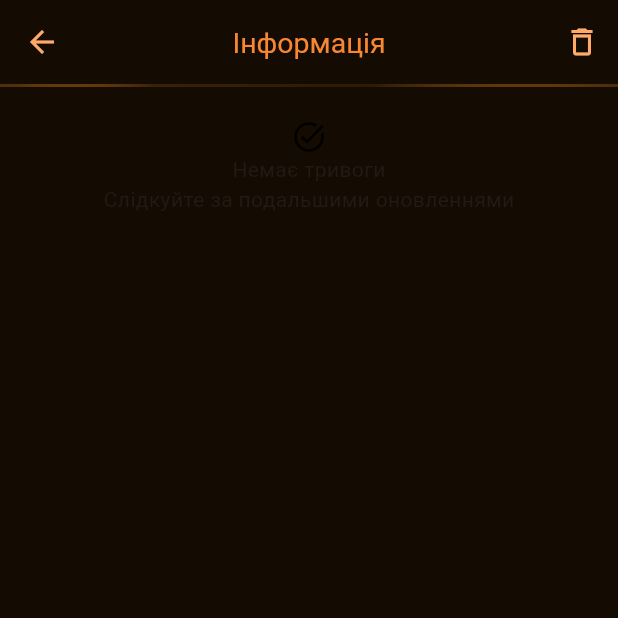
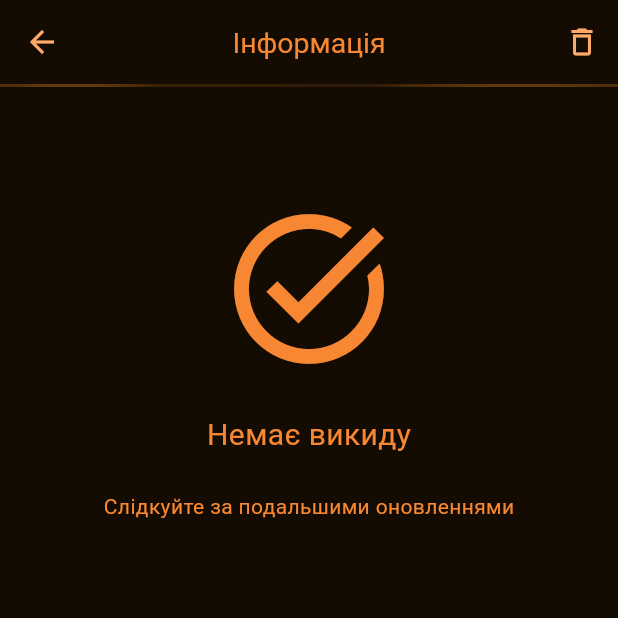
Before and after one commit to AndrewMar007/stalk_alarm, a Flutter app: the RaionsInfoPage screen opened directly with empty values, on a phone screen of 412 x 824 dp, the top half of it. Run offline on Flutter 3.47's test engine with Material 3 defaults, Android fonts, the phone set to English and light mode, and no system bars; our stand-ins replace dio, equatable, firebase_core, firebase_messaging, flutter_bloc, flutter_local_notifications and 7 more; accounts and stored records are empty; generated files the repository leaves out were written again; network calls fail.

Commit message:
raions_info_update

```diff
--- a/lib/view/screens/raions/raions_info_page.dart
+++ b/lib/view/screens/raions/raions_info_page.dart
@@ -40,7 +40,11 @@
 );
 
 class _RaionsInfoPageState extends State<RaionsInfoPage> {
-
+  String _titleOfUnit(SavedAdminUnit u) {
+    if (u.hromadaTitle != null) return u.hromadaTitle!;
+    if (u.raionTitle != null) return u.raionTitle!;
+    return u.oblastTitle;
+  }
 
   final storage = SavedAdminUnitsStorage();
   @override
@@ -54,13 +58,13 @@
         actions: [
           IconButton(
             onPressed: () async {
-             if(widget.unit.raionUid != null){
+              if (widget.unit.raionUid != null) {
                 await FirebaseMessaging.instance.unsubscribeFromTopic(
                   widget.unit.raionUid!,
                 );
                 debugPrint('❌ unsubscribed to ${widget.unit.raionUid}');
                 await storage.remove(widget.unit);
-             } else if (widget.unit.raionUid == null){
+              } else if (widget.unit.raionUid == null) {
                 await FirebaseMessaging.instance.unsubscribeFromTopic(
                   widget.unit.oblastUid,
                 );
@@ -101,11 +105,40 @@
             child: LayoutBuilder(
               builder: (context, constraints) {
                 return Column(
+                  mainAxisAlignment: MainAxisAlignment.start,
                   children: [
-                    Text("${widget.unit.hromadaTitle}"),
-                    Icon(Icons.task_alt_outlined),
-                    Text("Немає тривоги"),
-                    Text("Слідкуйте за подальшими оновленнями"),
+                    SizedBox(height: constraints.maxHeight * 0.03),
+                    Text(
+                      _titleOfUnit(widget.unit),
+                      textAlign: TextAlign.center,
+                      style: TextStyle(
+
+                        color: Color.fromARGB(255, 247, 135, 50),
+                        fontSize: 20,
+                      ),
+                    ),
+                    SizedBox(height: constraints.maxHeight * 0.03),
+
+                    Column(
+                      children: [
+                        Icon(
+                          Icons.task_alt_outlined,
+                          color: Color.fromARGB(255, 247, 135, 50),
+                          size: 120,
+                        ),
+                        SizedBox(height: constraints.maxHeight * 0.03),
+                        Text(
+                          "Немає викиду",
+                          style: TextStyle(
+                            color: Color.fromARGB(255, 247, 135, 50),
+                            fontSize: 20,
+                          ),
+                        ),
+                        SizedBox(height: constraints.maxHeight * 0.03),
+
+                        Text("Слідкуйте за подальшими оновленнями", style: TextStyle(color: Color.fromARGB(255, 247, 135, 50)),),
+                      ],
+                    ),
                   ],
                 );
               },
```
Lines whose indentation alone changed are shown as unchanged.
